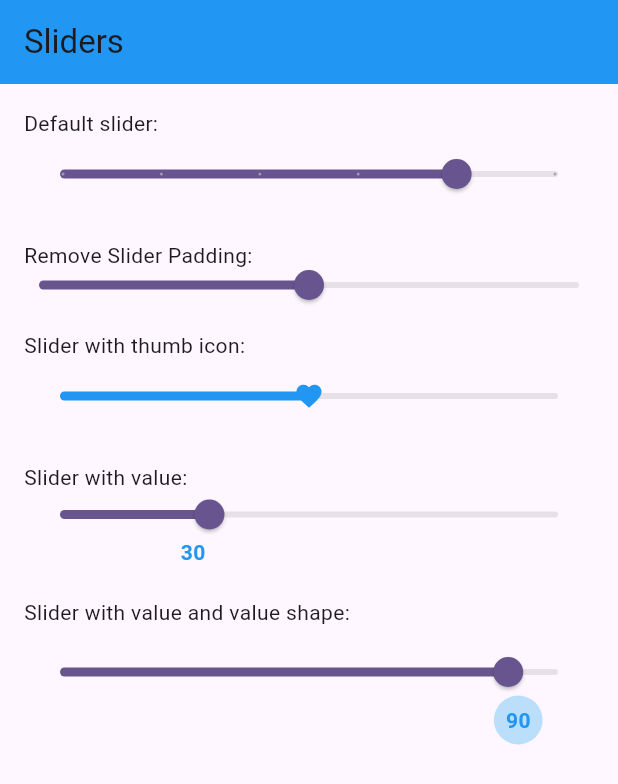
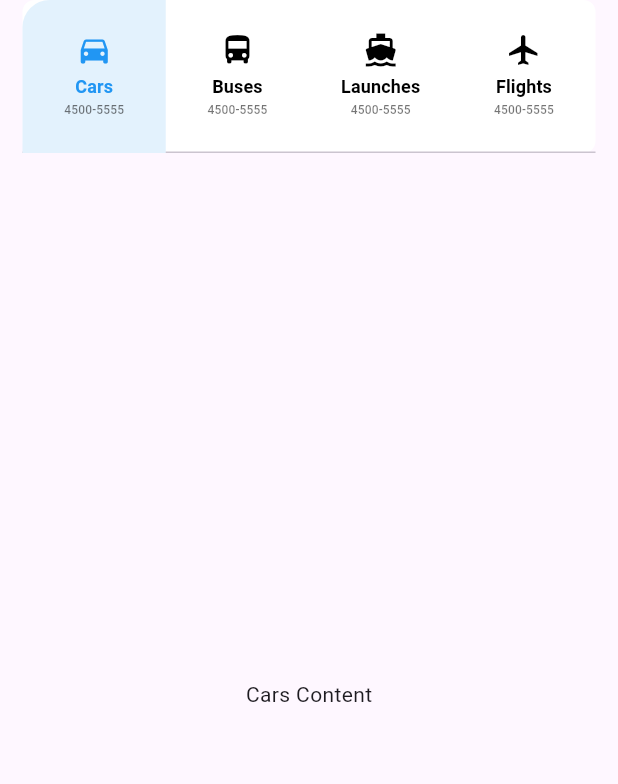
Before and after one commit to atik1404/FlutterPlayground, a Flutter app: the screen it shows after launch, on a phone screen of 412 x 824 dp. Shown: the top 784 px of the screen. Run offline on Flutter 3.47's test engine with Material 3 defaults, Android fonts, the phone set to English and light mode, and no system bars; our stand-ins replace bloc, carousel_slider, dots_indicator, flutter_bloc, freezed_annotation.

Commit message:
feat(tab): working on tab bar design

```diff
--- a/lib/component_playground.dart
+++ /dev/null
@@ -1,182 +0,0 @@
-import 'package:flutter/material.dart';
-
-import 'custom_thumb_widget.dart';
-
-class ComponentPlaygroundScreen extends StatefulWidget {
-  const ComponentPlaygroundScreen({super.key});
-
-  @override
-  _SliderScreenState createState() => _SliderScreenState();
-}
-
-class _SliderScreenState extends State<ComponentPlaygroundScreen> {
-  double defaultValue = 50;
-  double noPaddingValue = 50;
-  double thumbIconValue = 50;
-  double sliderWithValue = 30;
-  double sliderWithValueAndShape = 90;
-  RangeValues currentRangeValues = const RangeValues(0, 80);
-
-  @override
-  Widget build(BuildContext context) {
-    return Scaffold(
-      appBar: AppBar(
-        title: const Text('Sliders'),
-        backgroundColor: Colors.blue,
-      ),
-      body: Padding(
-        padding: const EdgeInsets.all(16.0),
-        child: Column(
-          crossAxisAlignment: CrossAxisAlignment.start,
-          children: [
-            const Text('Default slider:'),
-            SliderTheme(
-              data: SliderTheme.of(context).copyWith(
-                trackHeight: 4.0,
-              ),
-              child: Slider(
-                value: currentRangeValues.end,
-                min: 0,
-                max: 100,
-                divisions: 5,
-                onChanged: (value) {
-                  setState(() {
-                    currentRangeValues = RangeValues(0, value);
-                  });
-                },
-              ),
-            ),
-            const SizedBox(height: 20),
-            const Text('Remove Slider Padding:'),
-            SliderTheme(
-              data: SliderTheme.of(context).copyWith(
-                trackHeight: 4.0,
-                overlayShape: SliderComponentShape.noOverlay,
-              ),
-              child: Slider(
-                value: noPaddingValue,
-                min: 0,
-                max: 100,
-                onChanged: (value) {
-                  setState(() {
-                    noPaddingValue = value;
-                  });
-                },
-              ),
-            ),
-            const SizedBox(height: 20),
-            const Text('Slider with thumb icon:'),
-            SliderTheme(
-              data: SliderTheme.of(context).copyWith(
-                thumbShape: CustomThumbWidget(),
-                thumbColor: Colors.blue,
-                activeTrackColor: Colors.blue,
-                overlayColor: Colors.blue.withOpacity(0.2),
-              ),
-              child: Slider(
-                value: thumbIconValue,
-                min: 0,
-                max: 100,
-                onChanged: (value) {
-                  setState(() {
-                    thumbIconValue = value;
-                  });
-                },
-              ),
-            ),
-            const SizedBox(height: 20),
-            SizedBox(height: 70,
-            child: Stack(
-              alignment: AlignmentDirectional.topStart,
-              children: [
-
-                const Text('Slider with value:'),
-                SliderTheme(
-                  data: SliderTheme.of(context).copyWith(
-                    trackHeight: 4.0,
-                    thumbShape: const RoundSliderThumbShape(
-                      enabledThumbRadius: 10,
-                    ),
-                  ),
-                  child: Slider(
-                    value: sliderWithValue,
-                    min: 0,
-                    max: 100,
-                    onChanged: (value) {
-                      setState(() {
-                        sliderWithValue = value;
-                      });
-                    },
-                  ),
-                ),
-                Positioned(
-                    left: (sliderWithValue / 100) * (MediaQuery.of(context).size.width - 64), // Align with thumb
-                    bottom: 00,
-                    child: Text(
-                      sliderWithValue.toInt().toString(),
-                      style: const TextStyle(
-                        fontSize: 14,
-                        color: Colors.blue,
-                        fontWeight: FontWeight.bold,
-                      ),
-                    )
-                ),
-              ],
-            )),
-            const SizedBox(height: 20),
-            SizedBox(height: 100,
-            child: Stack(
-              alignment: AlignmentDirectional.topStart,
-              children: [
-                const Text('Slider with value and value shape:'),
-                SliderTheme(
-                  data: SliderTheme.of(context).copyWith(
-                    trackHeight: 4.0,
-                    thumbShape: const RoundSliderThumbShape(
-                      enabledThumbRadius: 10,
-                    ),
-                  ),
-                  child: Row(
-                    children: [
-                      Expanded(
-                        child: Slider(
-                          value: sliderWithValueAndShape,
-                          min: 0,
-                          max: 100,
-                          onChanged: (value) {
-                            setState(() {
-                              sliderWithValueAndShape = value;
-                            });
-                          },
-                        ),
-                      ),
-                    ],
-                  ),
-                ),
-                Positioned(
-                  left: (sliderWithValueAndShape / 100) *
-                      (MediaQuery.of(context).size.width - 64), // Align with thumb
-                  bottom: 0,
-                  child: Container(
-                    padding: const EdgeInsets.all(8),
-                    decoration: BoxDecoration(
-                      color: Colors.blue.shade100,
-                      shape: BoxShape.circle,
-                    ),
-                    child: Text(
-                      sliderWithValueAndShape.toInt().toString(),
-                      style: const TextStyle(
-                        color: Colors.blue,
-                        fontWeight: FontWeight.bold,
-                      ),
-                    ),
-                  ),
-                ),
-              ],
-            ),)
-          ],
-        ),
-      ),
-    );
-  }
-}
--- a/lib/custom_thumb_widget.dart
+++ /dev/null
@@ -1,48 +0,0 @@
-import 'package:flutter/material.dart';
-
-
-
-class CustomThumbWidget extends SliderComponentShape {
-  @override
-  Size getPreferredSize(bool isEnabled, bool isDiscrete) {
-    return const Size(30, 30); // Size of the thumb
-  }
-
-  @override
-  void paint(
-      PaintingContext context,
-      Offset center, {
-        required Animation<double> activationAnimation,
-        required Animation<double> enableAnimation,
-        required bool isDiscrete,
-        required TextPainter labelPainter,
-        required RenderBox parentBox,
-        required SliderThemeData sliderTheme,
-        required TextDirection textDirection,
-        required double value,
-        required double textScaleFactor,
-        required Size sizeWithOverflow,
-      }) {
-    final Canvas canvas = context.canvas;
-
-    // Draw the icon as the thumb
-    const icon = Icons.favorite; // Icon to display
-    final iconPainter = TextPainter(
-      text: TextSpan(
-        text: String.fromCharCode(icon.codePoint),
-        style: TextStyle(
-          fontSize: 20, // Icon size
-          fontFamily: icon.fontFamily,
-          color: Colors.blue, // Icon color
-        ),
-      ),
-      textDirection: textDirection,
-    );
-
-    iconPainter.layout();
-    iconPainter.paint(
-      canvas,
-      Offset(center.dx - iconPainter.width / 2, center.dy - iconPainter.height / 2),
-    );
-  }
-}
--- a/lib/main.dart
+++ b/lib/main.dart
@@ -1,13 +1,15 @@
 import 'package:first_flutter/feature/home/home_screen.dart';
 import 'package:first_flutter/navigation/app_navigation.dart';
 import 'package:first_flutter/resources/AppImagePath.dart';
+import 'package:first_flutter/tab_bar_screen.dart';
 import 'package:flutter/material.dart';
 import 'package:flutter_bloc/flutter_bloc.dart';
 
 import 'feature/home/bloc/homebloc/home_bloc.dart';
+import 'feature/login/login_screen.dart';
+import 'feature/playground/shopping_screen.dart';
 
-
-void main(){
+void main() {
   //WidgetsFlutterBinding.ensureInitialized();
   //await AppColors.load();
   runApp(const MyApp());
@@ -25,14 +27,15 @@ class MyApp extends StatelessWidget {
         colorScheme: ColorScheme.fromSeed(seedColor: Colors.deepPurple),
         useMaterial3: true,
       ),
-      //home: const LoginScreen(),
-      // home: MultiBlocProvider(
-      //     providers: [
-      //       BlocProvider(create: (_)=>CartCubit(),),
-      //       BlocProvider(create: (context)=>CheckoutCubit(context.read<CartCubit>()),),
-      //     ],
-      //     child: ShoppingScreen()
-      // ),
+      home: const TabBarScreen(),
+      // home: MultiBlocProvider(providers: [
+      //   BlocProvider(
+      //     create: (_) => CartCubit(),
+      //   ),
+      //   BlocProvider(
+      //     create: (context) => CheckoutCubit(context.read<CartCubit>()),
+      //   ),
+      // ], child: ShoppingScreen()),
       onGenerateRoute: appNavigation.onNavigationChange,
       debugShowCheckedModeBanner: false,
     );
@@ -41,5 +44,6 @@ class MyApp extends StatelessWidget {
 
 class Person {
   final String name;
+
   Person({required this.name});
 }
--- a/lib/navigation/app_navigation.dart
+++ b/lib/navigation/app_navigation.dart
@@ -1,5 +1,4 @@
 
-import 'package:first_flutter/component_playground.dart';
 import 'package:first_flutter/feature/login/login_screen.dart';
 import 'package:flutter/material.dart';
 import 'package:flutter_bloc/flutter_bloc.dart';
@@ -11,11 +10,6 @@ import 'app_screens.dart';
 
 final class AppNavigation{
   Route onNavigationChange(RouteSettings routeSettings){
-
-    return MaterialPageRoute(
-        builder: (context)=> const ComponentPlaygroundScreen()
-    );
-
     final args = routeSettings.arguments;
 
     switch(routeSettings.name){
--- /dev/null
+++ b/lib/tab_bar_screen.dart
@@ -0,0 +1,184 @@
+import 'package:flutter/material.dart';
+
+class TabBarScreen extends StatefulWidget {
+  const TabBarScreen({super.key});
+
+  @override
+  State<TabBarScreen> createState() => _TabBarScreenState();
+}
+
+class _TabBarScreenState extends State<TabBarScreen> with SingleTickerProviderStateMixin{
+  late TabController _tabController;
+
+  @override
+  void initState() {
+    super.initState();
+    _tabController = TabController(length: 4, vsync: this);
+
+    // Listen to tab changes
+    _tabController.addListener(() {
+      if (!_tabController.indexIsChanging) {
+        print("Selected Tab Index: ${_tabController.index}");
+      }
+    });
+
+    // Listen to animation for smooth position tracking
+    _tabController.animation?.addListener(() {
+      print("Tab Animation Value: ${_tabController.animation?.value}");
+    });
+  }
+
+  @override
+  void dispose() {
+    _tabController.dispose();
+    super.dispose();
+  }
+
+  @override
+  Widget build(BuildContext context) {
+    return Scaffold(
+        body: SafeArea(
+          child: Column(
+            children: [
+              // TabBar with equal size for all tabs
+              Container(
+                margin: const EdgeInsets.symmetric(horizontal: 15),
+                decoration: BoxDecoration(
+                  color: Colors.white, // Background for selected tab
+                  borderRadius: BorderRadius.circular(8),
+                ),
+                child: TabBar(
+                  onTap: (index)=> setState(() {
+
+                  }),
+                  controller: _tabController,
+                  isScrollable: false,
+                  // Ensures equal tab sizes
+                  indicator: BoxDecoration(
+                    color: Colors.blue.shade50, // Background for selected tab
+                    borderRadius: _tabController.index == 0
+                        ? const BorderRadius.only(topLeft: Radius.circular(18))
+                        : _tabController.index == 3 ? const BorderRadius.only(topRight: Radius.circular(8)) : const BorderRadius.only(topRight: Radius.circular(0)),
+                  ),
+              labelColor: Colors.blue,
+                  // Text and icon color for selected tab
+                  indicatorSize: TabBarIndicatorSize.tab,
+                  // Indicator fills the tab width
+                  unselectedLabelColor: Colors.black,
+                  // Text and icon color for unselected tab
+                  tabs: [
+                    _buildTabItem("Cars", Icons.directions_car, "4500-5555"),
+                    _buildTabItem("Buses", Icons.directions_bus, "4500-5555"),
+                    _buildTabItem("Launches", Icons.directions_boat, "4500-5555"),
+                    _buildTabItem("Flights", Icons.flight, "4500-5555"),
+                  ],
+                ),
+              ),
+              // TabBarView for content
+              Expanded(
+                child: TabBarView(
+                  controller: _tabController,
+                  children: const [
+                    Center(child: Text("Cars Content")),
+                    Center(child: Text("Buses Content")),
+                    Center(child: Text("Launches Content")),
+                    Center(child: Text("Flights Content")),
+                  ],
+                ),
+              ),
+            ],
+          ),
+        ));
+  }
+
+  // Method to build individual tab item
+  Widget _buildTabItem(String label, IconData icon, String price) {
+    return Tab(
+      height: 100,
+      child: Column(
+        mainAxisAlignment: MainAxisAlignment.center,
+        children: [
+          Icon(icon, size: 24),
+          const SizedBox(height: 4),
+          Text(
+            label,
+            style: const TextStyle(fontWeight: FontWeight.bold, fontSize: 12),
+          ),
+          const SizedBox(height: 2),
+          Text(
+            price,
+            style: const TextStyle(fontSize: 8, color: Colors.black54),
+          ),
+        ],
+      ),
+    );
+  }
+
+  Widget _buildTab(String label, IconData icon) {
+    return Tab(
+      height: 100,
+      child: Column(
+        mainAxisAlignment: MainAxisAlignment.center,
+        children: [
+          Icon(icon, size: 24),
+          const SizedBox(height: 5),
+          Text(
+            label,
+            style: const TextStyle(fontSize: 14),
+          ),
+          const Text(
+            "4500-50000",
+            style: TextStyle(fontSize: 8),
+          ),
+        ],
+      ),
+    );
+  }
+}
+
+// Custom MultiIndicator
+class MultiIndicator extends Decoration {
+  @override
+  BoxPainter createBoxPainter([VoidCallback? onChanged]) {
+    return _MultiIndicatorPainter();
+  }
+}
+
+class _MultiIndicatorPainter extends BoxPainter {
+  @override
+  void paint(Canvas canvas, Offset offset, ImageConfiguration configuration) {
+    final paintBackground = Paint()
+      ..color = Colors.blue.shade50
+      ..style = PaintingStyle.fill;
+
+    final paintLine = Paint()
+      ..color = Colors.red
+      ..style = PaintingStyle.fill
+      ..strokeWidth = 3;
+
+    // Draw rounded background
+    final Rect rect = Rect.fromLTWH(
+      offset.dx,
+      offset.dy,
+      configuration.size!.width,
+      configuration.size!.height,
+    );
+
+    final RRect roundedRect = RRect.fromRectAndRadius(
+      rect,
+      const Radius.circular(12),
+    );
+
+    canvas.drawRRect(roundedRect, paintBackground);
+
+    // Draw bottom line
+    final double lineStartX = offset.dx;
+    final double lineEndX = offset.dx + configuration.size!.width;
+
+    canvas.drawLine(
+      Offset(lineStartX, offset.dy + configuration.size!.height),
+      Offset(lineEndX, offset.dy + configuration.size!.height),
+      paintLine,
+    );
+  }
+}
```
Also changed, not shown: pubspec.lock, 1 other file.
